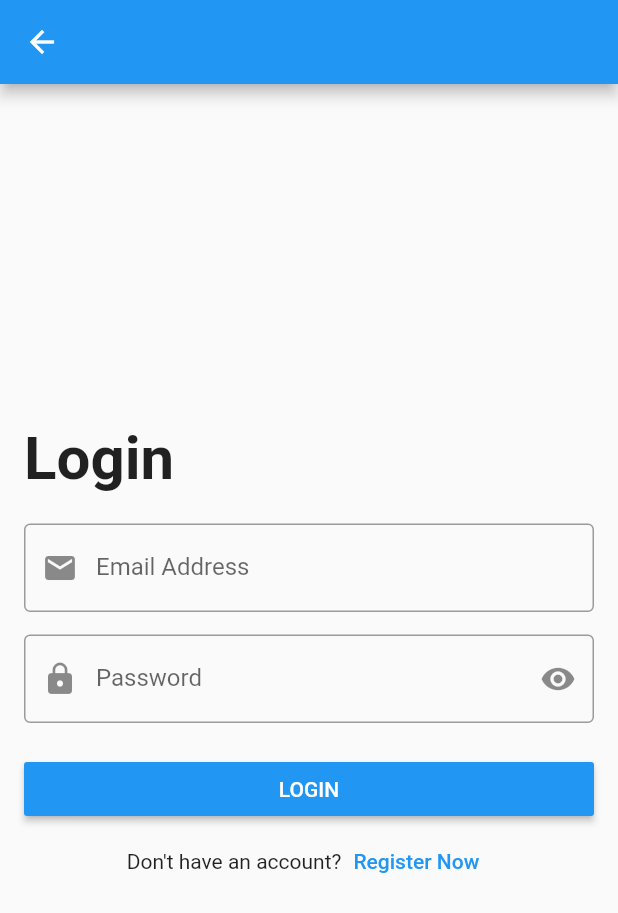
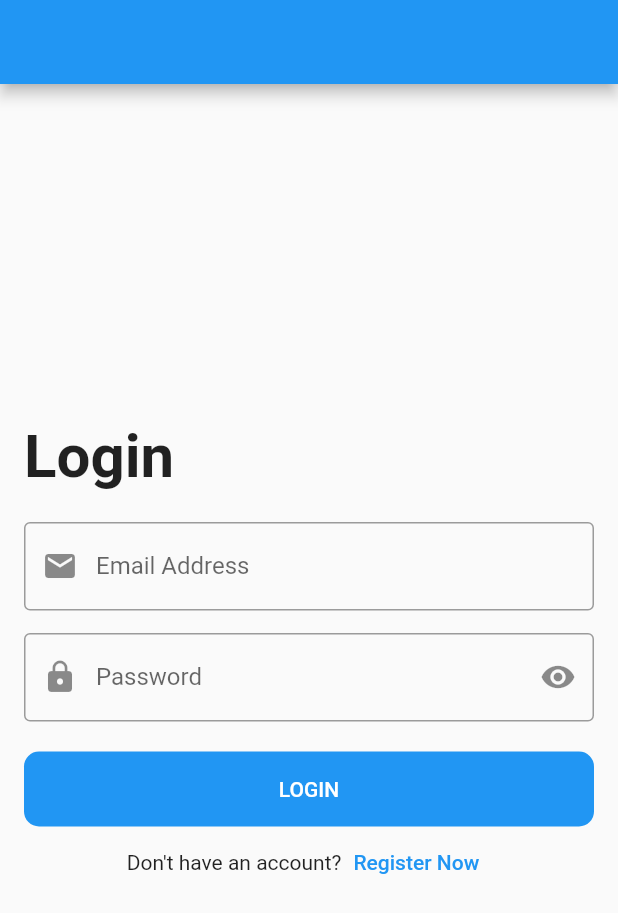
Before and after one commit to amrabdalfatah/Flutter_Course, a Flutter app: the LoginScreen screen opened directly, after a tap on "LOGIN", on a phone screen of 412 x 824 dp. Shown: the top 913 px of the screen. Run offline on Flutter 3.47's test engine with Material 2 defaults, Android fonts, the phone set to English and light mode, and no system bars.

Commit message:
add Button as reusable

```diff
--- a/lib/main.dart
+++ b/lib/main.dart
@@ -1,5 +1,5 @@
 import 'package:flutter/material.dart';
-import 'package:flutter_udemy_abdullah/counter_screen.dart';
+import 'package:flutter_udemy_abdullah/modules/login/login_screen.dart';
 
 void main() {
   runApp(MyApp());
@@ -10,7 +10,7 @@ class MyApp extends StatelessWidget {
   Widget build(BuildContext context) {
     return MaterialApp(
       debugShowCheckedModeBanner: false,
-      home: CounterScreen(),
+      home: LoginScreen(),
     );
   }
 }
--- a/lib/modules/login/login_screen.dart
+++ b/lib/modules/login/login_screen.dart
@@ -1,4 +1,5 @@
 import 'package:flutter/material.dart';
+import 'package:flutter_udemy_abdullah/shared/components/components.dart';
 
 class LoginScreen extends StatelessWidget {
   final emailController = TextEditingController();
@@ -50,21 +51,12 @@ class LoginScreen extends StatelessWidget {
                 SizedBox(
                   height: 20,
                 ),
-                Container(
-                  width: double.infinity,
-                  child: MaterialButton(
-                    child: Text(
-                      'LOGIN',
-                      style: TextStyle(
-                        color: Colors.white,
-                      ),
-                    ),
-                    color: Colors.blue,
-                    onPressed: () {
-                      print(emailController.text);
-                      print(passwordController.text);
-                    },
-                  ),
+                defaultButton(
+                  function: () {
+                    print(emailController.text);
+                    print(passwordController.text);
+                  },
+                  text: 'login',
                 ),
                 Row(
                   mainAxisAlignment: MainAxisAlignment.center,
--- a/lib/shared/components/components.dart
+++ b/lib/shared/components/components.dart
@@ -0,0 +1,27 @@
+import 'package:flutter/material.dart';
+
+Widget defaultButton({
+  double width = double.infinity,
+  Color background = Colors.blue,
+  bool isUppercase = true,
+  double radius = 10.0,
+  @required Function function,
+  @required String text,
+}) =>
+    Container(
+      width: width,
+      decoration: BoxDecoration(
+        borderRadius: BorderRadius.circular(radius),
+        color: background,
+      ),
+      child: MaterialButton(
+        height: 50.0,
+        child: Text(
+          isUppercase ? text.toUpperCase() : text,
+          style: TextStyle(
+            color: Colors.white,
+          ),
+        ),
+        onPressed: function,
+      ),
+    );
```
